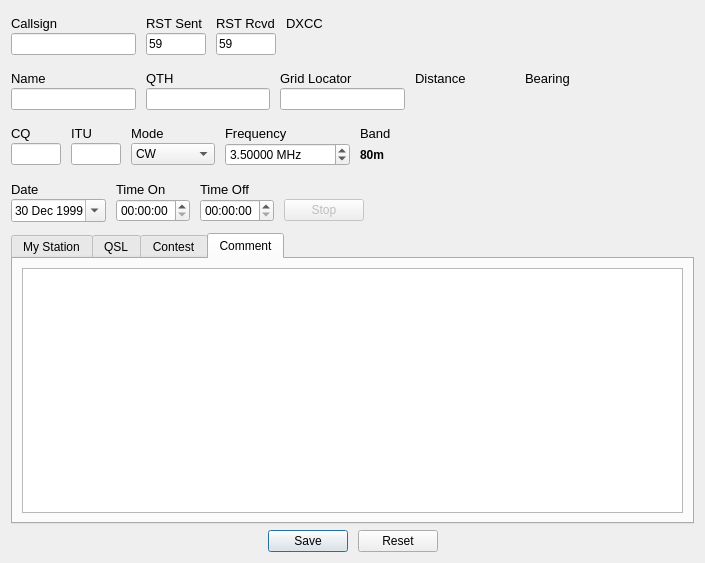
7h0ma5/OpenShack, file ui/newcontactwidget.ui: the form before one commit.
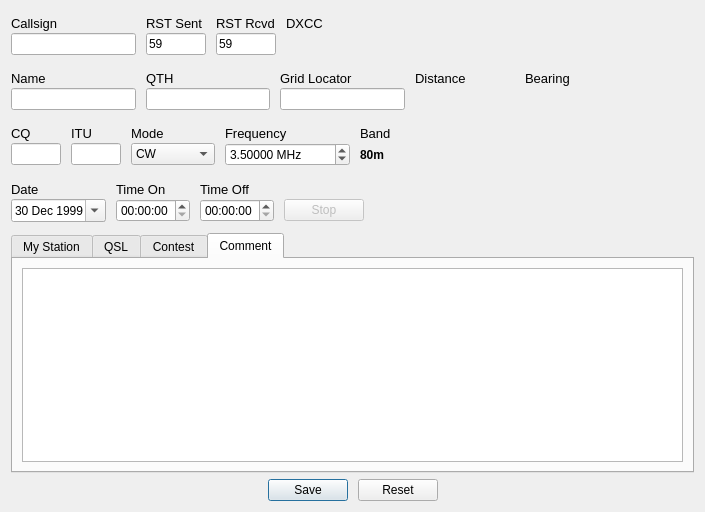
The form after the commit. The open tabs and pages were chosen to show the change. Icons and pictures are not drawn.

```diff
--- a/ui/newcontactwidget.ui
+++ b/ui/newcontactwidget.ui
@@ -7,7 +7,7 @@
     <x>0</x>
     <y>0</y>
     <width>705</width>
-    <height>563</height>
+    <height>506</height>
    </rect>
   </property>
   <property name="sizePolicy">
@@ -780,6 +780,12 @@
    </item>
    <item row="4" column="0">
     <widget class="QTabWidget" name="tabWidget">
+     <property name="sizePolicy">
+      <sizepolicy hsizetype="Expanding" vsizetype="Minimum">
+       <horstretch>0</horstretch>
+       <verstretch>0</verstretch>
+      </sizepolicy>
+     </property>
      <property name="currentIndex">
       <number>0</number>
      </property>
```
Left out of the diff: 350 changed lines with no effect on the pictures.
